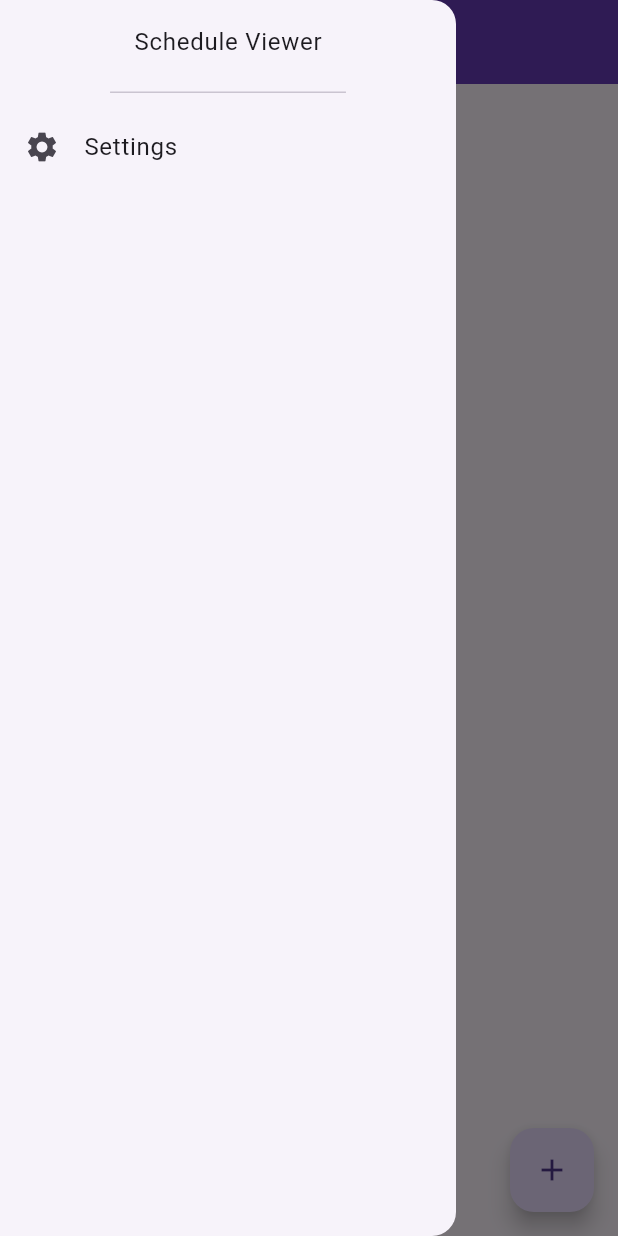
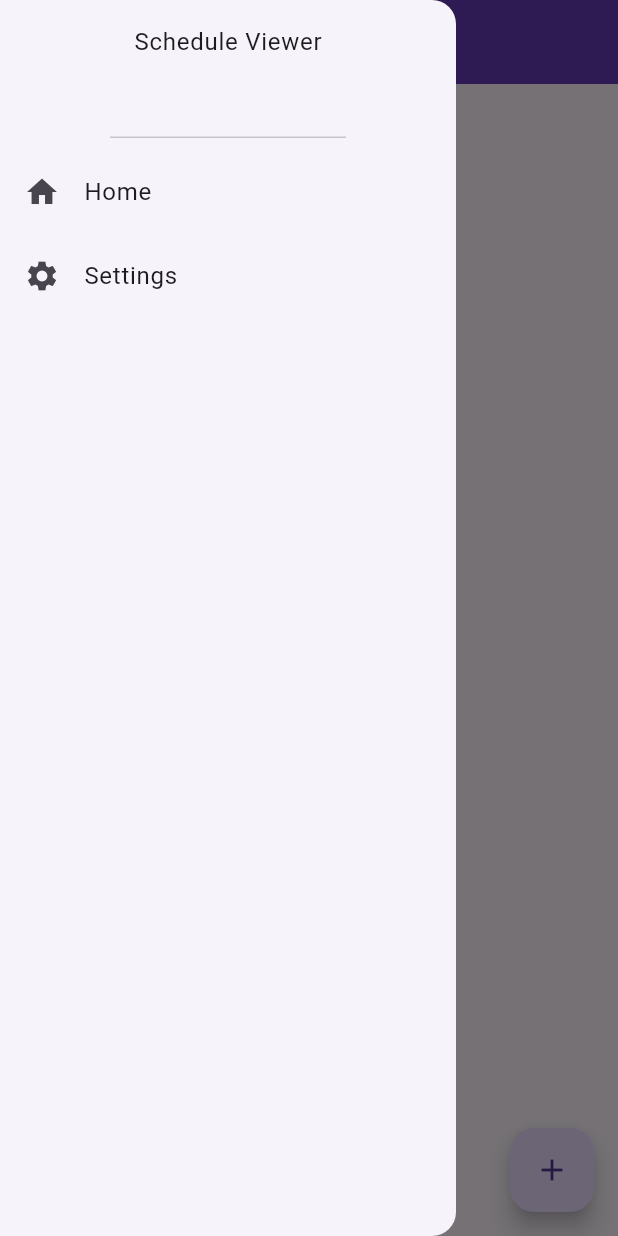
Before and after one commit to Jedddy/schedview, a Flutter app: the screen it shows after launch, with the side drawer open, on a phone screen of 412 x 824 dp. Run offline on Flutter 3.47's test engine with Material 3 defaults, Android fonts, the phone set to English and light mode, and no system bars; our stand-ins replace hive_flutter, multi_dropdown, sqflite; accounts and stored records are empty.

```diff
--- a/lib/screens/home.dart
+++ b/lib/screens/home.dart
@@ -2,6 +2,7 @@ import 'package:sched_view/models/group.dart';
 import 'package:sched_view/screens/schedule.dart';
 import 'package:flutter/material.dart';
 import 'package:sched_view/utils.dart';
+import 'package:sched_view/widgets/drawer.dart';
 
 class HomePage extends StatefulWidget {
   const HomePage({super.key});
@@ -92,24 +93,7 @@ class _HomePage extends State<HomePage> {
             : null,
         backgroundColor: Colors.deepPurple,
       ),
-      drawer: Drawer(
-        surfaceTintColor: Colors.white,
-        child: Column(
-          children: <Widget>[
-            const SizedBox(
-              height: 70,
-              child: DrawerHeader(
-                child: Text("Schedule Viewer"),
-              ),
-            ),
-            ListTile(
-              leading: const Icon(Icons.settings),
-              title: const Text("Settings"),
-              onTap: () {},
-            ),
-          ],
-        ),
-      ),
+      drawer: drawer(context),
       body: Container(
         alignment: Alignment.center,
         child: ListView(
--- /dev/null
+++ b/lib/widgets/drawer.dart
@@ -0,0 +1,35 @@
+import 'package:flutter/material.dart';
+
+Widget drawer(BuildContext context) {
+  return Drawer(
+    surfaceTintColor: Colors.white,
+    child: Column(
+      children: <Widget>[
+        const SizedBox(
+          height: 100,
+          child: DrawerHeader(
+            child: Text("Schedule Viewer"),
+          ),
+        ),
+        ListTile(
+          leading: const Icon(Icons.home),
+          title: const Text("Home"),
+          onTap: () => navigateTo(context, "/"),
+        ),
+        ListTile(
+          leading: const Icon(Icons.settings),
+          title: const Text("Settings"),
+          onTap: () => navigateTo(context, "/settings"),
+        ),
+      ],
+    ),
+  );
+}
+
+void navigateTo(BuildContext context, String name) {
+  if (ModalRoute.of(context)?.settings.name != name) {
+    Navigator.pushReplacementNamed(context, name);
+  } else {
+    Navigator.pop(context);
+  }
+}
--- a/pubspec.yaml
+++ b/pubspec.yaml
@@ -38,6 +38,8 @@ dependencies:
   sqflite: ^2.3.2
   path: ^1.8.3
   multi_dropdown: ^2.1.4
+  hive: ^2.2.3
+  hive_flutter: ^1.1.0
 
 dev_dependencies:
   flutter_test:
```
Also changed, not shown: lib/main.dart (+13 -4 lines), lib/screens/add_schedule.dart (+8 -2 lines), lib/screens/schedule.dart (+21 -2 lines), lib/screens/settings.dart (added, +56 -0 lines), pubspec.lock.
